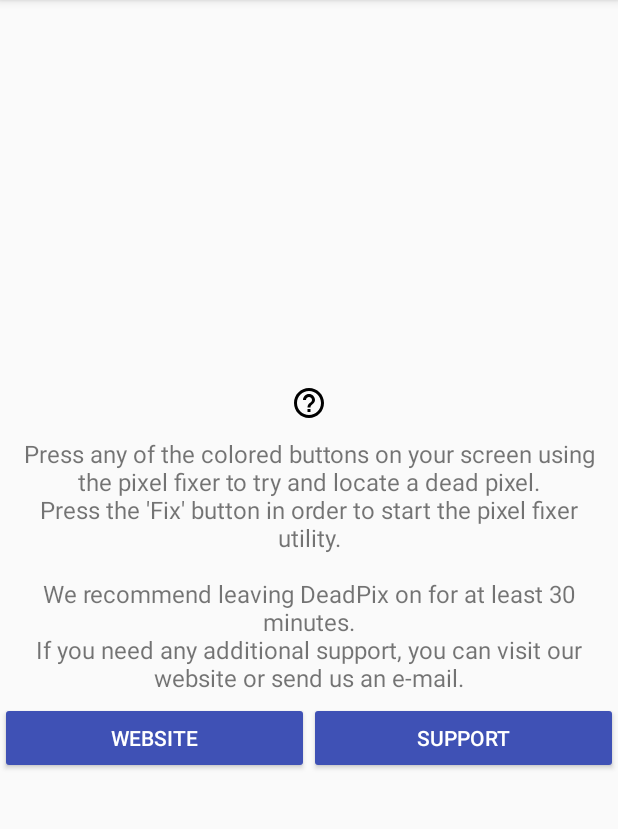
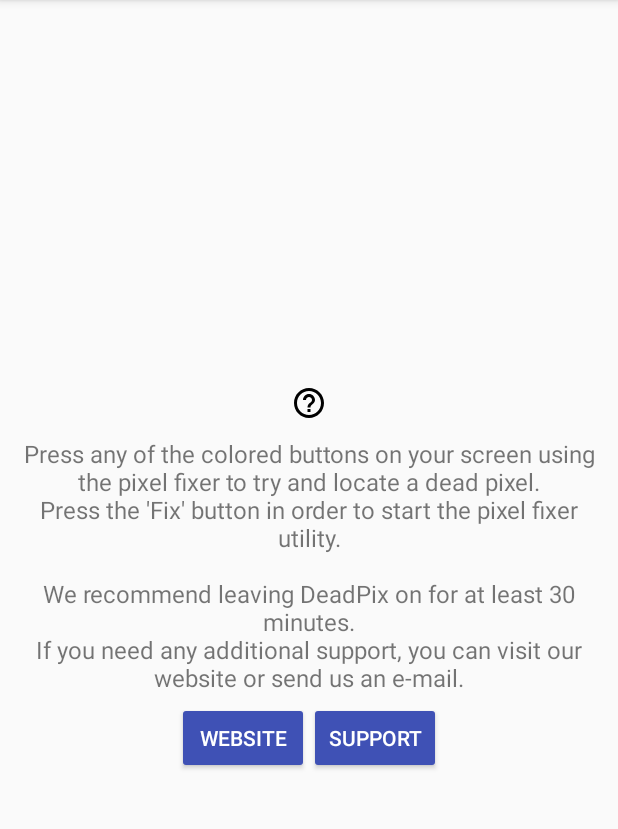
Before and after one commit to CodeDead/DeadPix-android, an Android app: the screen it shows after launch (MainActivity), in the side drawer, after a tap on "Help", on a phone screen of 412 x 824 dp, the part 84-913 px from its top. Run offline under Robolectric (Android 15) with nearby library versions, the phone set to English and light mode, and no system bars; libraries missing offline, so code that uses them is left out: com.tapadoo.alerter; 1 statement that could not run was skipped.

Commit message:
* Removed unused code * Optimized UX

```diff
--- a/app/src/main/res/layout/content_help.xml
+++ b/app/src/main/res/layout/content_help.xml
@@ -36,10 +36,10 @@
                 android:textSize="16sp" />
 
             <LinearLayout
-                android:layout_width="match_parent"
+                android:layout_width="wrap_content"
                 android:layout_height="match_parent"
-                android:weightSum="2"
-                android:orientation="horizontal">
+                android:orientation="horizontal"
+                android:weightSum="2">
 
                 <Button
                     android:id="@+id/BtnWebsite"
```
Also changed, not shown: app/src/main/java/com/codedead/deadline/deadpix/gui/FixActivity.java (+24 -11 lines).
